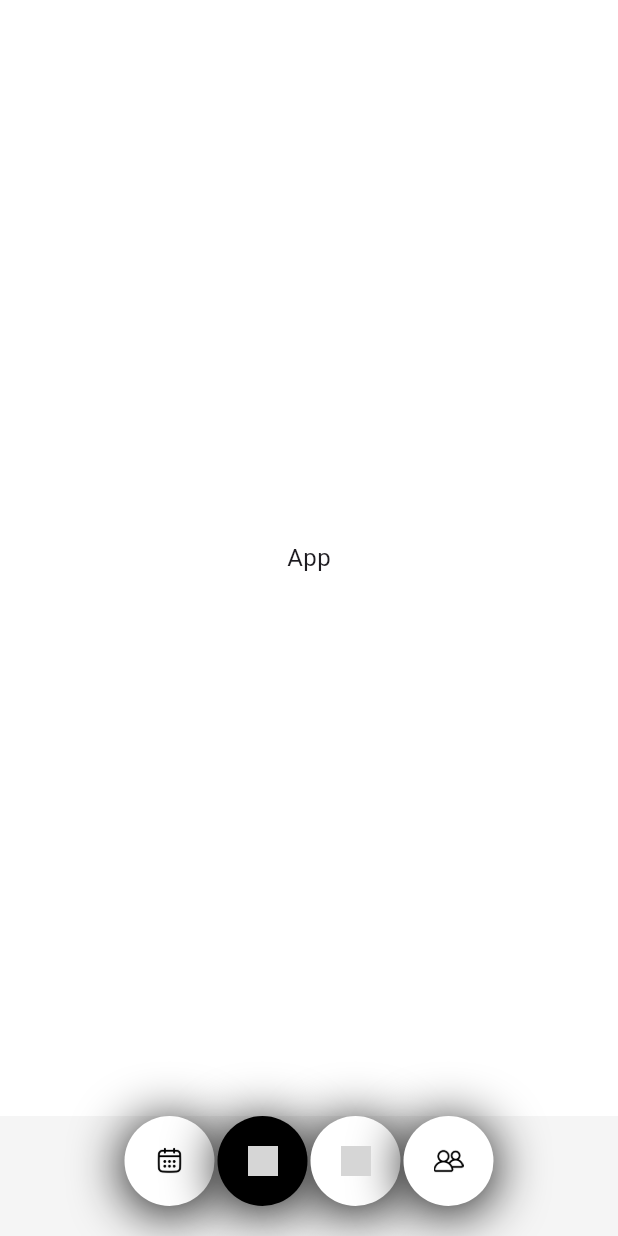
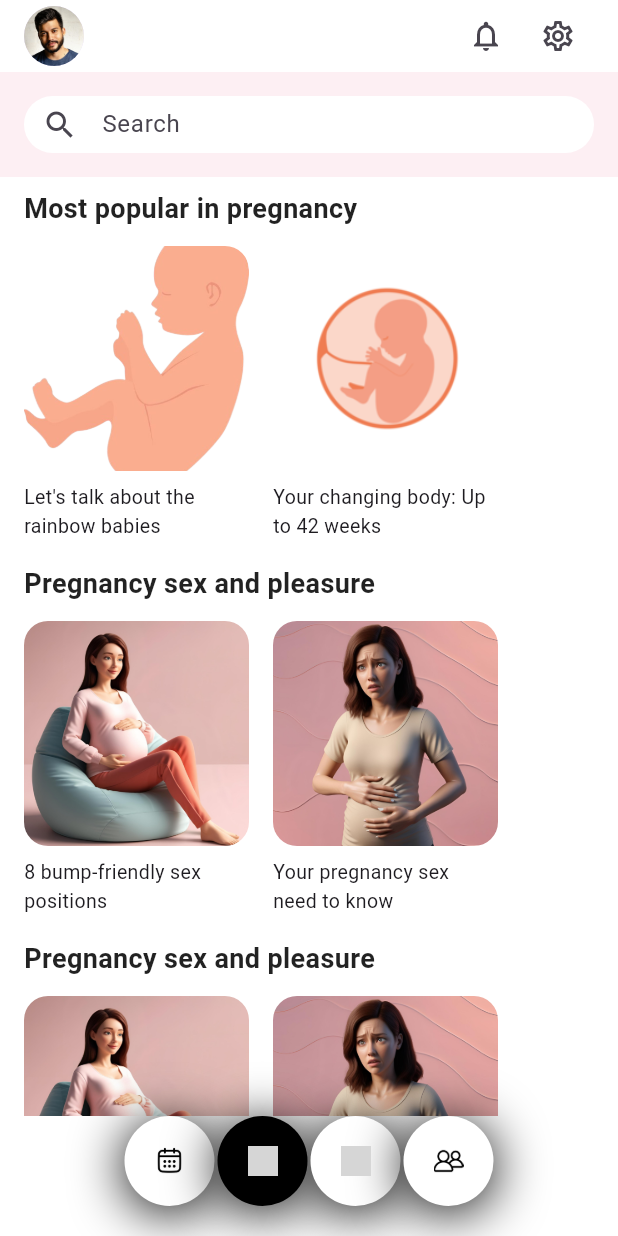
Before and after one commit to ClarenceLaria/ovia, a Flutter app: the EntryPoint screen opened directly, item 2 of the bottom bar chosen, on a phone screen of 412 x 824 dp. Run offline on Flutter 3.47's test engine with Material 3 defaults, Android fonts, the light colour scheme and no system bars; our stand-ins replace smooth_page_indicator, table_calendar; grey boxes are pictures that could not be loaded.

Commit message:
Pregnancy home screen updates

```diff
--- a/lib/screens/entry_point.dart
+++ b/lib/screens/entry_point.dart
@@ -1,5 +1,6 @@
 import 'package:flutter/material.dart';
 import 'package:ovia_app/screens/home_screen.dart';
+import 'package:ovia_app/screens/pregnancy_home_screen.dart';
 
 class EntryPoint extends StatefulWidget{
   const EntryPoint({super.key});
@@ -15,7 +16,7 @@ class _EntryPointState extends State<EntryPoint>{
 
   final List<Widget> screens = [
     const HomeScreen(),
-    const Center(child: Text('App')),
+    const Center(child: PregnancyHomeScreen()),
     const Center(child: Text('Notification')),
     const Center(child: Text('Friends')),
   ];
@@ -41,7 +42,7 @@ class _EntryPointState extends State<EntryPoint>{
     return Scaffold(
       body: screens[_selectedIndex],
       bottomNavigationBar: Container(
-        color: const Color.fromARGB(245,245,245,245),
+        color: Colors.transparent,
         padding: const EdgeInsets.only(bottom: 20),
         child: Row(
           mainAxisAlignment: MainAxisAlignment.center,
--- /dev/null
+++ b/lib/screens/pregnancy_home_screen.dart
@@ -0,0 +1,209 @@
+import 'package:flutter/material.dart';
+
+class PregnancyHomeScreen extends StatelessWidget {
+  const PregnancyHomeScreen({super.key});
+
+  @override
+  Widget build(BuildContext context) {
+    return Scaffold(
+      // backgroundColor: const Color(0xFFFDEFF3),
+      body: SafeArea(
+        child: CustomScrollView(
+          slivers: [
+            SliverToBoxAdapter(child: _HeaderSection()),
+
+            // Sticky search bar
+            SliverPersistentHeader(
+              pinned: true,
+              delegate: _StickySearchBarDelegate(),
+            ),
+
+            // Content
+            SliverToBoxAdapter(
+              child: Padding(
+                padding: const EdgeInsets.symmetric(horizontal: 16.0, vertical: 8.0),
+                child: Column(
+                  crossAxisAlignment: CrossAxisAlignment.start,
+                  children: [
+                    const _SectionTitle('Most popular in pregnancy'),
+                    const SizedBox(height: 12),
+                    _ImageCardRow(cards: [
+                      _ImageCardData(
+                        label: "Let's talk about the rainbow babies",
+                        color: Colors.lightBlue.shade100,
+                        image: 'assets/images/baby.png',
+                      ),
+                      _ImageCardData(
+                        label: "Your changing body: Up to 42 weeks",
+                        color: Colors.pink.shade100,
+                        image: 'assets/images/fetus.png',
+                      ),
+                    ]),
+                    const SizedBox(height: 12),
+                    const _SectionTitle('Pregnancy sex and pleasure'),
+                    const SizedBox(height: 12),
+                    _ImageCardRow(cards: [
+                      _ImageCardData(
+                        label: "8 bump-friendly sex positions",
+                        color: Colors.purple.shade100,
+                        image: 'assets/images/onboarding/pregnant1.png',
+                      ),
+                      _ImageCardData(
+                        label: "Your pregnancy sex need to know",
+                        color: Colors.orange.shade100,
+                        image: 'assets/images/onboarding/cramps1.png',
+                      ),
+                    ]),
+                     const SizedBox(height: 12),
+                    const _SectionTitle('Pregnancy sex and pleasure'),
+                    const SizedBox(height: 12),
+                    _ImageCardRow(cards: [
+                      _ImageCardData(
+                        label: "8 bump-friendly sex positions",
+                        color: Colors.purple.shade100,
+                        image: 'assets/images/onboarding/pregnant1.png',
+                      ),
+                      _ImageCardData(
+                        label: "Your pregnancy sex need to know",
+                        color: Colors.orange.shade100,
+                        image: 'assets/images/onboarding/cramps1.png',
+                      ),
+                    ]),
+                  ],
+                ),
+              ),
+            ),
+          ],
+        ),
+      ),
+    );
+  }
+}
+
+class _StickySearchBarDelegate extends SliverPersistentHeaderDelegate {
+  @override
+  Widget build(BuildContext context, double shrinkOffset, bool overlapsContent) {
+    return Container(
+      color: const Color(0xFFFDEFF3),
+      padding: const EdgeInsets.all(16),
+      child: TextField(
+        decoration: InputDecoration(
+          hintText: 'Search',
+          prefixIcon: const Icon(Icons.search),
+          filled: true,
+          fillColor: Colors.white,
+          contentPadding: const EdgeInsets.symmetric(vertical: 0),
+          border: OutlineInputBorder(
+            borderRadius: BorderRadius.circular(30),
+            borderSide: BorderSide.none,
+          ),
+        ),
+      ),
+    );
+  }
+
+  @override
+  double get minExtent => 70;
+
+  @override
+  double get maxExtent => 70;
+
+  @override
+  bool shouldRebuild(covariant SliverPersistentHeaderDelegate oldDelegate) => false;
+}
+
+class _HeaderSection extends StatelessWidget {
+  @override
+  Widget build(BuildContext context) {
+    return Padding(
+      padding:
+          const EdgeInsets.symmetric(horizontal: 16),
+      child: Row(
+        children: [
+          const CircleAvatar(
+            backgroundImage: AssetImage('assets/images/face.webp'),
+            radius: 20,
+          ),
+          const SizedBox(width: 12),
+          const Expanded(
+            child: Text(
+              '',
+              style: TextStyle(fontSize: 16),
+            ),
+          ),
+          IconButton(icon: const Icon(Icons.notifications_none), onPressed: () {}),
+          IconButton(icon: const Icon(Icons.settings_outlined), onPressed: () {}),
+        ],
+      ),
+    );
+  }
+}
+
+class _SectionTitle extends StatelessWidget {
+  final String title;
+
+  const _SectionTitle(this.title);
+
+  @override
+  Widget build(BuildContext context) {
+    return Text(
+      title,
+      style:
+          const TextStyle(fontSize: 18, fontWeight: FontWeight.bold, color: Colors.black87),
+    );
+  }
+}
+
+class _ImageCardData {
+  final String label;
+  final Color color;
+  final String image;
+
+  _ImageCardData({required this.label, required this.color, required this.image});
+}
+
+class _ImageCardRow extends StatelessWidget {
+  final List<_ImageCardData> cards;
+
+  const _ImageCardRow({required this.cards});
+
+  @override
+  Widget build(BuildContext context) {
+    return SizedBox(
+      height: 200,
+      child: ListView(
+        scrollDirection: Axis.horizontal,
+        children: cards
+            .map(
+              (card) => Container(
+                height: 150,
+                width: 150,
+                // color: card.color,
+                margin: const EdgeInsets.only(right: 16),
+                child: Column(
+                  children: [
+                    ClipRRect(
+                      borderRadius: BorderRadius.circular(16),
+                      child: Image.asset(
+                        card.image,
+                        height: 150,
+                        width: 150,
+                        fit: BoxFit.cover,
+                      ),
+                    ),
+                    const SizedBox(height: 8),
+                    Text(
+                      card.label,
+                      maxLines: 2,
+                      overflow: TextOverflow.ellipsis,
+                      style: const TextStyle(fontSize: 13),
+                    ),
+                  ],
+                ),
+              ),
+            )
+            .toList(),
+      ),
+    );
+  }
+}
```
